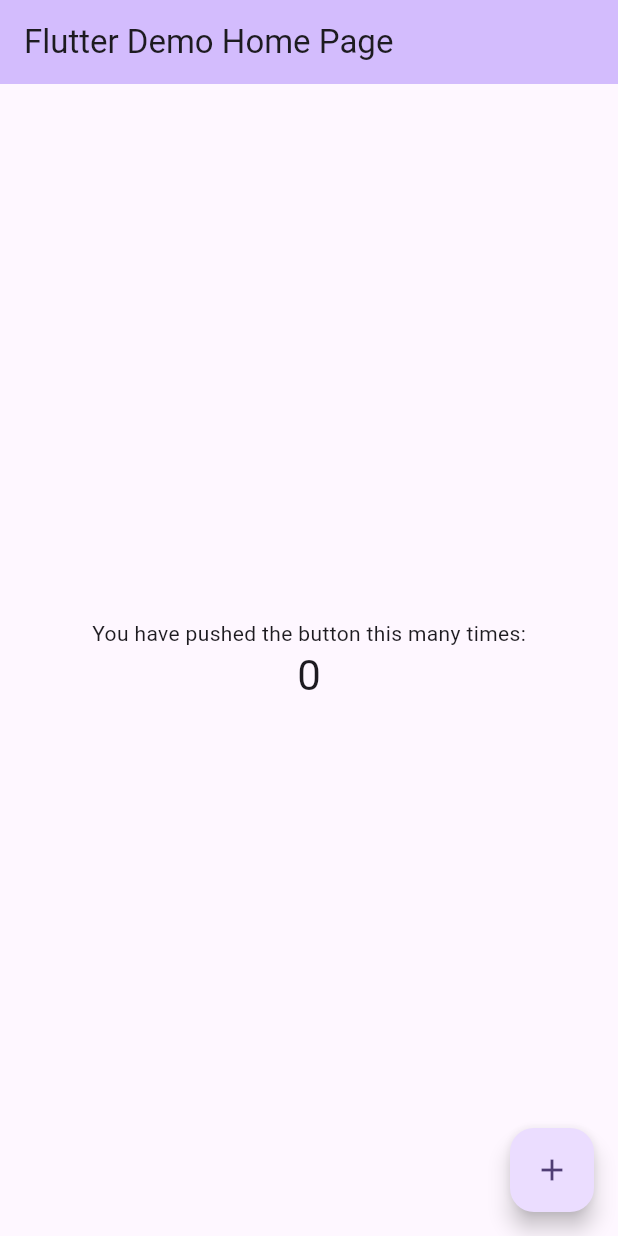
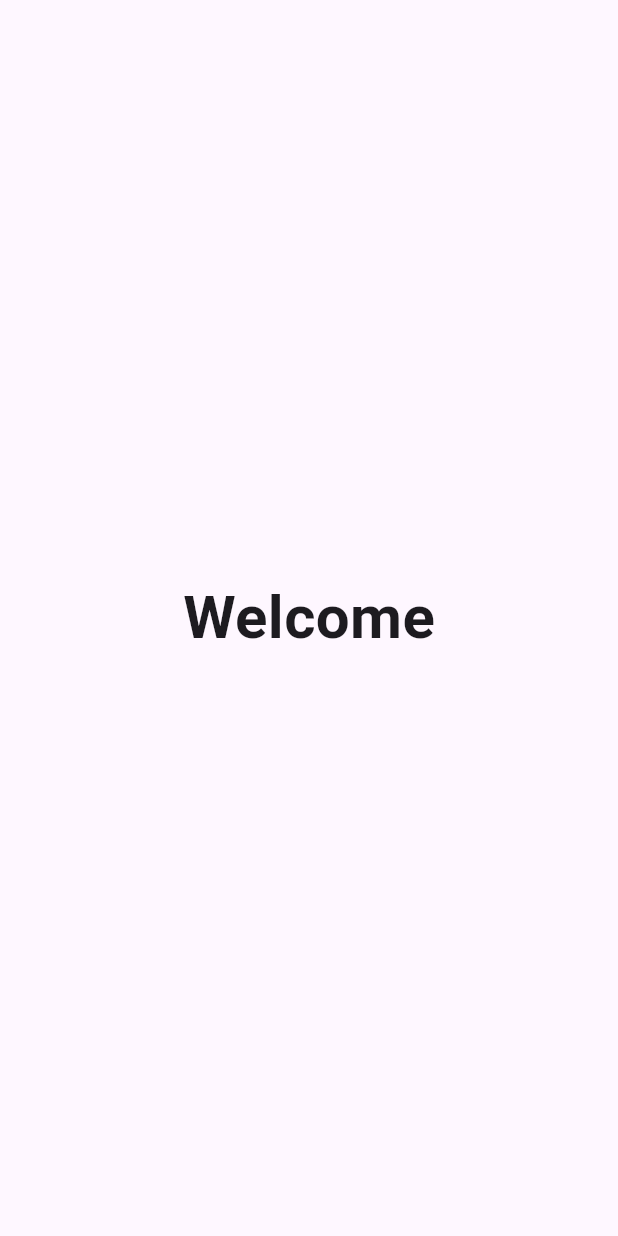
Before and after one commit to soan76/new_portal, a Flutter app: the screen it shows after launch, on a phone screen of 412 x 824 dp. Run offline on Flutter 3.47's test engine with Material 3 defaults, Android fonts, the phone set to English and light mode, and no system bars; our stand-ins replace easy_localization, go_router.

Commit message:
10주차 news_portal 커밋

```diff
--- /dev/null
+++ b/lib/app/router/app_router.dart
@@ -0,0 +1,39 @@
+import 'package:flutter/material.dart';
+import 'package:go_router/go_router.dart';
+import 'package:news_portal/presentation/login/login_screen.dart';
+import 'package:news_portal/presentation/news_list/news_list_screen.dart';
+
+final appRouter = GoRouter(
+  initialLocation: AppRoute.login.path,
+  routes: [
+    GoRoute(
+      path: AppRoute.login.path, //
+      name: AppRoute.login.name,
+      builder: (context, state) => LoginScreen(),
+    ),
+    GoRoute(
+      path: AppRoute.newsList.path,
+      name: AppRoute.newsList.name,
+      pageBuilder: (context, state) {
+        return CustomTransitionPage(
+          key: state.pageKey,
+          transitionsBuilder: (context, animation, secondaryAnimation, child) {
+            return FadeTransition(
+              opacity: CurveTween(
+                curve: Curves.easeInOutCirc,
+              ).animate(animation),
+              child: child,
+            );
+          },
+          child: NewsListScreen(),
+        );
+      },
+    ),
+  ],
+);
+
+enum AppRoute { login, newsList }
+
+extension AppRouteExtension on AppRoute {
+  String get path => '/$this';
+}
--- a/lib/main.dart
+++ b/lib/main.dart
@@ -1,7 +1,19 @@
+import 'package:easy_localization/easy_localization.dart';
 import 'package:flutter/material.dart';
+import 'package:news_portal/app/router/app_router.dart';
 
-void main() {
-  runApp(const MyApp());
+void main() async {
+  WidgetsFlutterBinding.ensureInitialized();
+  await EasyLocalization.ensureInitialized();
+
+  runApp(
+    EasyLocalization(
+      supportedLocales: [Locale('en', 'US'), Locale('ko', 'KR')],
+      path: 'assets/translations',
+      fallbackLocale: Locale('en', 'US'),
+      child: MyApp(),
+    ),
+  );
 }
 
 class MyApp extends StatelessWidget {
@@ -10,113 +22,15 @@ class MyApp extends StatelessWidget {
   // This widget is the root of your application.
   @override
   Widget build(BuildContext context) {
-    return MaterialApp(
-      title: 'Flutter Demo',
+    return MaterialApp.router(
+      routerConfig: appRouter,
       theme: ThemeData(
-        // This is the theme of your application.
-        //
-        // TRY THIS: Try running your application with "flutter run". You'll see
-        // the application has a purple toolbar. Then, without quitting the app,
-        // try changing the seedColor in the colorScheme below to Colors.green
-        // and then invoke "hot reload" (save your changes or press the "hot
-        // reload" button in a Flutter-supported IDE, or press "r" if you used
-        // the command line to start the app).
-        //
-        // Notice that the counter didn't reset back to zero; the application
-        // state is not lost during the reload. To reset the state, use hot
-        // restart instead.
-        //
-        // This works for code too, not just values: Most code changes can be
-        // tested with just a hot reload.
+        useMaterial3: true,
         colorScheme: ColorScheme.fromSeed(seedColor: Colors.deepPurple),
       ),
-      home: const MyHomePage(title: 'Flutter Demo Home Page'),
+      locale: context.locale,
+      supportedLocales: context.supportedLocales,
+      localizationsDelegates: context.localizationDelegates,
     );
   }
 }
-
-class MyHomePage extends StatefulWidget {
-  const MyHomePage({super.key, required this.title});
-
-  // This widget is the home page of your application. It is stateful, meaning
-  // that it has a State object (defined below) that contains fields that affect
-  // how it looks.
-
-  // This class is the configuration for the state. It holds the values (in this
-  // case the title) provided by the parent (in this case the App widget) and
-  // used by the build method of the State. Fields in a Widget subclass are
-  // always marked "final".
-
-  final String title;
-
-  @override
-  State<MyHomePage> createState() => _MyHomePageState();
-}
-
-class _MyHomePageState extends State<MyHomePage> {
-  int _counter = 0;
-
-  void _incrementCounter() {
-    setState(() {
-      // This call to setState tells the Flutter framework that something has
-      // changed in this State, which causes it to rerun the build method below
-      // so that the display can reflect the updated values. If we changed
-      // _counter without calling setState(), then the build method would not be
-      // called again, and so nothing would appear to happen.
-      _counter++;
-    });
-  }
-
-  @override
-  Widget build(BuildContext context) {
-    // This method is rerun every time setState is called, for instance as done
-    // by the _incrementCounter method above.
-    //
-    // The Flutter framework has been optimized to make rerunning build methods
-    // fast, so that you can just rebuild anything that needs updating rather
-    // than having to individually change instances of widgets.
-    return Scaffold(
-      appBar: AppBar(
-        // TRY THIS: Try changing the color here to a specific color (to
-        // Colors.amber, perhaps?) and trigger a hot reload to see the AppBar
-        // change color while the other colors stay the same.
-        backgroundColor: Theme.of(context).colorScheme.inversePrimary,
-        // Here we take the value from the MyHomePage object that was created by
-        // the App.build method, and use it to set our appbar title.
-        title: Text(widget.title),
-      ),
-      body: Center(
-        // Center is a layout widget. It takes a single child and positions it
-        // in the middle of the parent.
-        child: Column(
-          // Column is also a layout widget. It takes a list of children and
-          // arranges them vertically. By default, it sizes itself to fit its
-          // children horizontally, and tries to be as tall as its parent.
-          //
-          // Column has various properties to control how it sizes itself and
-          // how it positions its children. Here we use mainAxisAlignment to
-          // center the children vertically; the main axis here is the vertical
-          // axis because Columns are vertical (the cross axis would be
-          // horizontal).
-          //
-          // TRY THIS: Invoke "debug painting" (choose the "Toggle Debug Paint"
-          // action in the IDE, or press "p" in the console), to see the
-          // wireframe for each widget.
-          mainAxisAlignment: MainAxisAlignment.center,
-          children: <Widget>[
-            const Text('You have pushed the button this many times:'),
-            Text(
-              '$_counter',
-              style: Theme.of(context).textTheme.headlineMedium,
-            ),
-          ],
-        ),
-      ),
-      floatingActionButton: FloatingActionButton(
-        onPressed: _incrementCounter,
-        tooltip: 'Increment',
-        child: const Icon(Icons.add),
-      ), // This trailing comma makes auto-formatting nicer for build methods.
-    );
-  }
-}
--- /dev/null
+++ b/lib/presentation/login/login_screen.dart
@@ -0,0 +1,18 @@
+import 'package:easy_localization/easy_localization.dart';
+import 'package:flutter/material.dart';
+
+class LoginScreen extends StatelessWidget {
+  const LoginScreen({super.key});
+
+  @override
+  Widget build(BuildContext context) {
+    return Scaffold(
+      body: Center(
+        child: Text(
+          'login.welcome'.tr(),
+          style: TextStyle(fontSize: 40, fontWeight: FontWeight.bold),
+        ),
+      ),
+    );
+  }
+}
```
Also changed, not shown: assets/translations/en-US.json (added, +12 -0 lines), assets/translations/ko-KR.json (added, +12 -0 lines), lib/presentation/news_list/news_list_screen.dart (added, +10 -0 lines), pubspec.yaml (+13 -4 lines), 1 other file.
